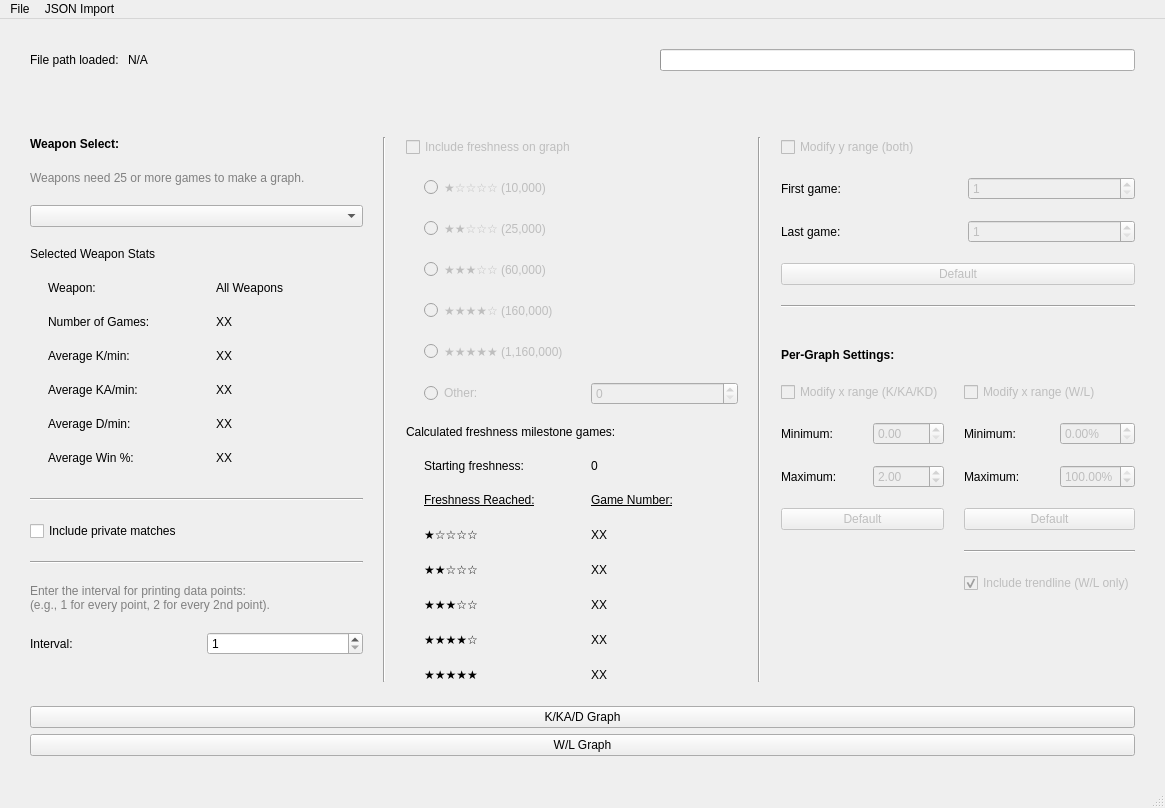
This is docs/Main_UI.ui in hacceuee/s3-weapon-graphs as Qt 5 draws it before an edit. The edited form follows.
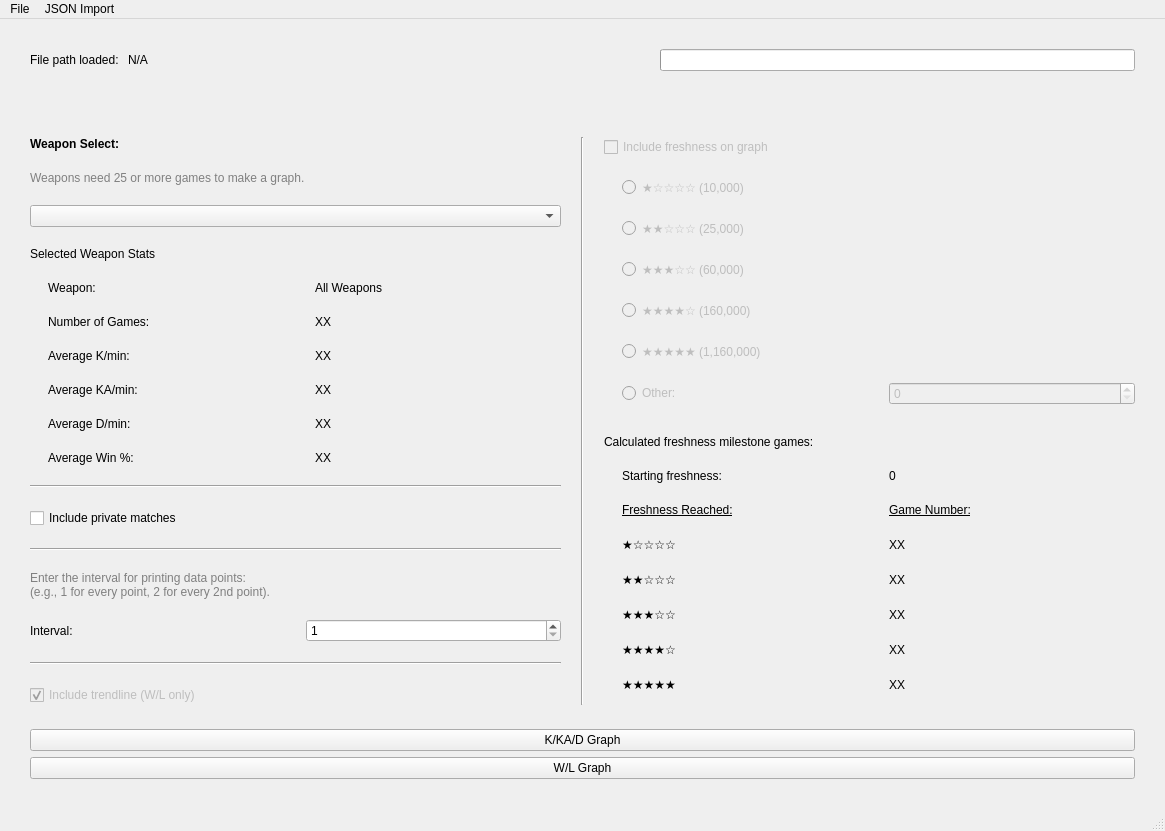
This is the edited form. Icons and pictures are not drawn.

Patch:
```diff
--- a/docs/Main_UI.ui
+++ b/docs/Main_UI.ui
@@ -350,6 +350,26 @@
             </item>
            </layout>
           </item>
+          <item>
+           <widget class="Line" name="Line_YRangeEnd">
+            <property name="orientation">
+             <enum>Qt::Horizontal</enum>
+            </property>
+           </widget>
+          </item>
+          <item>
+           <widget class="QCheckBox" name="Check_WL_Trendline">
+            <property name="enabled">
+             <bool>false</bool>
+            </property>
+            <property name="text">
+             <string>Include trendline (W/L only)</string>
+            </property>
+            <property name="checked">
+             <bool>true</bool>
+            </property>
+           </widget>
+          </item>
           <item>
            <spacer name="Spacer_ColumnBuffer_1">
             <property name="orientation">
@@ -667,307 +687,6 @@
           </item>
          </layout>
         </item>
-        <item>
-         <widget class="Line" name="Line_Column2to3">
-          <property name="orientation">
-           <enum>Qt::Vertical</enum>
-          </property>
-         </widget>
-        </item>
-        <item>
-         <layout class="QVBoxLayout" name="Layout_Ranges">
-          <item>
-           <layout class="QVBoxLayout" name="Layout_YRange">
-            <item>
-             <widget class="QCheckBox" name="Check_YRange">
-              <property name="enabled">
-               <bool>false</bool>
-              </property>
-              <property name="text">
-               <string>Modify y range (both)</string>
-              </property>
-             </widget>
-            </item>
-            <item>
-             <layout class="QHBoxLayout" name="Layout_YMin">
-              <item>
-               <widget class="QLabel" name="Label_YMin">
-                <property name="text">
-                 <string>First game:</string>
-                </property>
-               </widget>
-              </item>
-              <item>
-               <widget class="QSpinBox" name="Spin_YMin">
-                <property name="enabled">
-                 <bool>false</bool>
-                </property>
-                <property name="minimum">
-                 <number>1</number>
-                </property>
-                <property name="maximum">
-                 <number>1000000</number>
-                </property>
-               </widget>
-              </item>
-             </layout>
-            </item>
-            <item>
-             <layout class="QHBoxLayout" name="Layout_YMax">
-              <item>
-               <widget class="QLabel" name="Label_YMax">
-                <property name="font">
-                 <font>
-                  <underline>false</underline>
-                 </font>
-                </property>
-                <property name="text">
-                 <string>Last game:</string>
-                </property>
-               </widget>
-              </item>
-              <item>
-               <widget class="QSpinBox" name="Spin_YMax">
-                <property name="enabled">
-                 <bool>false</bool>
-                </property>
-                <property name="minimum">
-                 <number>1</number>
-                </property>
-                <property name="maximum">
-                 <number>1000000</number>
-                </property>
-               </widget>
-              </item>
-             </layout>
-            </item>
-            <item>
-             <widget class="QPushButton" name="Button_YRange_Default">
-              <property name="enabled">
-               <bool>false</bool>
-              </property>
-              <property name="text">
-               <string>Default</string>
-              </property>
-             </widget>
-            </item>
-           </layout>
-          </item>
-          <item>
-           <widget class="Line" name="Line_YRangeEnd">
-            <property name="orientation">
-             <enum>Qt::Horizontal</enum>
-            </property>
-           </widget>
-          </item>
-          <item>
-           <spacer name="Spacer_YRangeEnd">
-            <property name="orientation">
-             <enum>Qt::Vertical</enum>
-            </property>
-            <property name="sizeType">
-             <enum>QSizePolicy::Maximum</enum>
-            </property>
-            <property name="sizeHint" stdset="0">
-             <size>
-              <width>10</width>
-              <height>20</height>
-             </size>
-            </property>
-           </spacer>
-          </item>
-          <item>
-           <widget class="QLabel" name="Label_PerGraphSettings">
-            <property name="font">
-             <font>
-              <weight>75</weight>
-              <bold>true</bold>
-             </font>
-            </property>
-            <property name="text">
-             <string>Per-Graph Settings:</string>
-            </property>
-           </widget>
-          </item>
-          <item>
-           <layout class="QGridLayout" name="gridLayout">
-            <item row="1" column="1">
-             <layout class="QHBoxLayout" name="Layout_WL_XMin">
-              <item>
-               <widget class="QLabel" name="Label_WL_XMin">
-                <property name="text">
-                 <string>Minimum:</string>
-                </property>
-               </widget>
-              </item>
-              <item>
-               <widget class="QDoubleSpinBox" name="Spin_WL_XMin">
-                <property name="enabled">
-                 <bool>false</bool>
-                </property>
-                <property name="suffix">
-                 <string>%</string>
-                </property>
-               </widget>
-              </item>
-             </layout>
-            </item>
-            <item row="2" column="0">
-             <layout class="QHBoxLayout" name="Layout_KAD_XMax">
-              <item>
-               <widget class="QLabel" name="Label_KAD_XMax">
-                <property name="text">
-                 <string>Maximum:</string>
-                </property>
-               </widget>
-              </item>
-              <item>
-               <widget class="QDoubleSpinBox" name="Spin_KAD_XMax">
-                <property name="enabled">
-                 <bool>false</bool>
-                </property>
-                <property name="minimum">
-                 <double>0.010000000000000</double>
-                </property>
-                <property name="value">
-                 <double>2.000000000000000</double>
-                </property>
-               </widget>
-              </item>
-             </layout>
-            </item>
-            <item row="3" column="0">
-             <widget class="QPushButton" name="Button_KAD_XRange_Default">
-              <property name="enabled">
-               <bool>false</bool>
-              </property>
-              <property name="text">
-               <string>Default</string>
-              </property>
-             </widget>
-            </item>
-            <item row="0" column="0">
-             <widget class="QCheckBox" name="Check_KAD_XRange">
-              <property name="enabled">
-               <bool>false</bool>
-              </property>
-              <property name="text">
-               <string>Modify x range (K/KA/KD)</string>
-              </property>
-             </widget>
-            </item>
-            <item row="1" column="0">
-             <layout class="QHBoxLayout" name="Layout_KAD_XMin">
-              <item>
-               <widget class="QLabel" name="Label_KAD_XMin">
-                <property name="text">
-                 <string>Minimum:</string>
-                </property>
-               </widget>
-              </item>
-              <item>
-               <widget class="QDoubleSpinBox" name="Spin_KAD_XMin">
-                <property name="enabled">
-                 <bool>false</bool>
-                </property>
-               </widget>
-              </item>
-             </layout>
-            </item>
-            <item row="3" column="1">
-             <widget class="QPushButton" name="Button_WL_XRange_Default">
-              <property name="enabled">
-               <bool>false</bool>
-              </property>
-              <property name="text">
-               <string>Default</string>
-              </property>
-             </widget>
-            </item>
-            <item row="0" column="1">
-             <widget class="QCheckBox" name="Check_WL_XRange">
-              <property name="enabled">
-               <bool>false</bool>
-              </property>
-              <property name="text">
-               <string>Modify x range (W/L)</string>
-              </property>
-             </widget>
-            </item>
-            <item row="2" column="1">
-             <layout class="QHBoxLayout" name="Layout_WL_XMax">
-              <item>
-               <widget class="QLabel" name="Label_WL_XMax">
-                <property name="text">
-                 <string>Maximum:</string>
-                </property>
-               </widget>
-              </item>
-              <item>
-               <widget class="QDoubleSpinBox" name="Spin_WL_XMax">
-                <property name="enabled">
-                 <bool>false</bool>
-                </property>
-                <property name="suffix">
-                 <string>%</string>
-                </property>
-                <property name="minimum">
-                 <double>1.000000000000000</double>
-                </property>
-                <property name="maximum">
-                 <double>100.000000000000000</double>
-                </property>
-                <property name="stepType">
-                 <enum>QAbstractSpinBox::DefaultStepType</enum>
-                </property>
-                <property name="value">
-                 <double>100.000000000000000</double>
-                </property>
-               </widget>
-              </item>
-             </layout>
-            </item>
-            <item row="4" column="1">
-             <layout class="QVBoxLayout" name="Layout_WL_XRange">
-              <item>
-               <widget class="Line" name="Line_WL_XRangeEnd">
-                <property name="orientation">
-                 <enum>Qt::Horizontal</enum>
-                </property>
-               </widget>
-              </item>
-              <item>
-               <widget class="QCheckBox" name="Check_WL_Trendline">
-                <property name="enabled">
-                 <bool>false</bool>
-                </property>
-                <property name="text">
-                 <string>Include trendline (W/L only)</string>
-                </property>
-                <property name="checked">
-                 <bool>true</bool>
-                </property>
-               </widget>
-              </item>
-             </layout>
-            </item>
-           </layout>
-          </item>
-          <item>
-           <spacer name="Spacer_ColumnBuffer_3">
-            <property name="orientation">
-             <enum>Qt::Vertical</enum>
-            </property>
-            <property name="sizeHint" stdset="0">
-             <size>
-              <width>10</width>
-              <height>10</height>
-             </size>
-            </property>
-           </spacer>
-          </item>
-         </layout>
-        </item>
        </layout>
       </item>
       <item>
```
